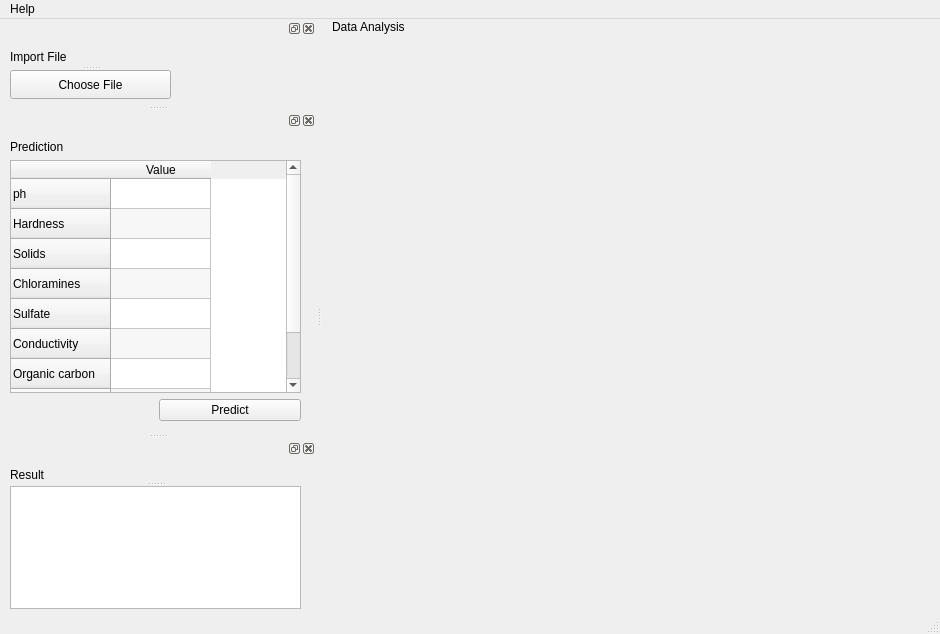
Above: template.ui from Zeyad-Emara/Intelligent-Water-Quality-Prediction-System before the change. Below: the same form after it.
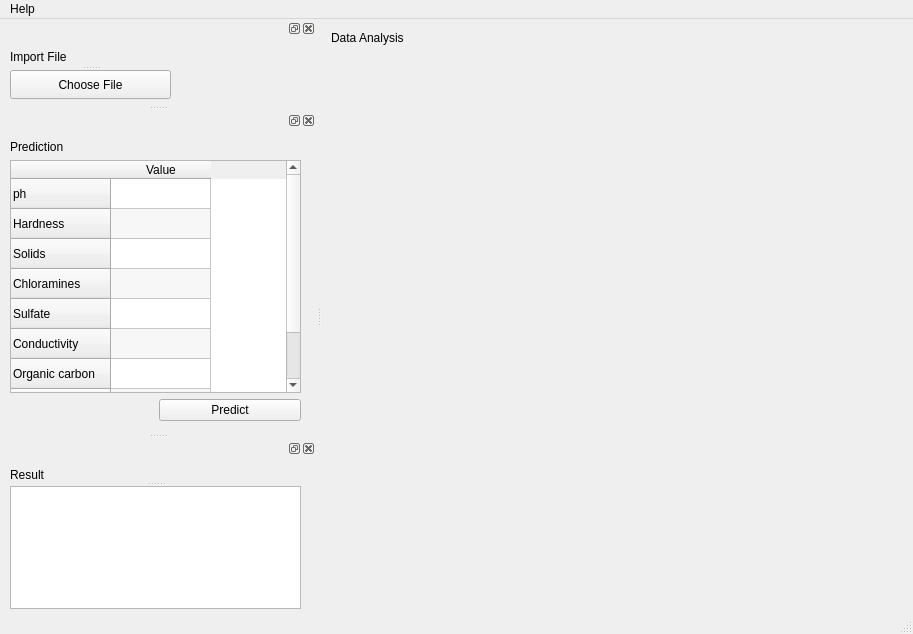
That is the form after the change.

Commit message: sample dataset

Patch:
```diff
--- a/template.ui
+++ b/template.ui
@@ -6,7 +6,7 @@
    <rect>
     <x>0</x>
     <y>0</y>
-    <width>940</width>
+    <width>913</width>
     <height>630</height>
    </rect>
   </property>
@@ -14,36 +14,56 @@
    <string>MainWindow</string>
   </property>
   <widget class="QWidget" name="centralwidget">
-   <widget class="QLabel" name="dataAnalysisLabel">
-    <property name="geometry">
-     <rect>
-      <x>10</x>
-      <y>0</y>
-      <width>81</width>
-      <height>16</height>
-     </rect>
-    </property>
-    <property name="text">
-     <string>Data Analysis</string>
-    </property>
-   </widget>
-   <widget class="QWidget" name="graphWidget" native="true">
-    <property name="geometry">
-     <rect>
-      <x>10</x>
-      <y>20</y>
-      <width>571</width>
-      <height>561</height>
-     </rect>
-    </property>
-   </widget>
+   <layout class="QGridLayout" name="gridLayout_2">
+    <item row="2" column="0">
+     <layout class="QVBoxLayout" name="verticalLayout_2">
+      <item>
+       <spacer name="verticalSpacer">
+        <property name="orientation">
+         <enum>Qt::Vertical</enum>
+        </property>
+        <property name="sizeHint" stdset="0">
+         <size>
+          <width>20</width>
+          <height>40</height>
+         </size>
+        </property>
+       </spacer>
+      </item>
+     </layout>
+    </item>
+    <item row="0" column="0">
+     <layout class="QHBoxLayout" name="horizontalLayout_2">
+      <item>
+       <widget class="QLabel" name="dataAnalysisLabel">
+        <property name="text">
+         <string>Data Analysis</string>
+        </property>
+       </widget>
+      </item>
+      <item>
+       <spacer name="horizontalSpacer">
+        <property name="orientation">
+         <enum>Qt::Horizontal</enum>
+        </property>
+        <property name="sizeHint" stdset="0">
+         <size>
+          <width>40</width>
+          <height>20</height>
+         </size>
+        </property>
+       </spacer>
+      </item>
+     </layout>
+    </item>
+   </layout>
   </widget>
   <widget class="QMenuBar" name="menubar">
    <property name="geometry">
     <rect>
      <x>0</x>
      <y>0</y>
-     <width>940</width>
+     <width>913</width>
      <height>21</height>
     </rect>
    </property>
```
The commit also changes 2 other files.
